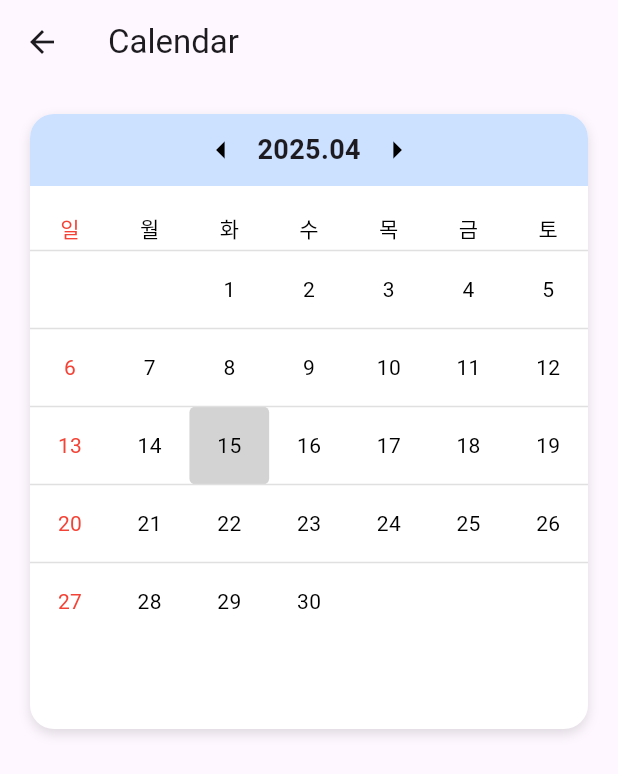
After one commit to yundal8755/cool_widget, a Flutter app: the CalendarPage screen opened by its route, on a phone screen of 412 x 824 dp. The commit adds this screen. Shown: the top 774 px of the screen. Run offline on Flutter 3.47's test engine with Material 3 defaults, Android fonts, the phone set to English and light mode, and no system bars; drawn by our look-alikes of table_calendar; our stand-ins replace cached_network_image, flutter_bounceable, flutter_svg, gap, image_picker; missing offline and left inert: bounce_tapper.

Commit message:
feature : calendar component 구현

```diff
--- a/lib/main.dart
+++ b/lib/main.dart
@@ -2,6 +2,7 @@ import 'package:cool_widget/presentation/pages/accodian/accodian_page.dart';
 import 'package:cool_widget/presentation/pages/alert_dialog/alert_dialog_page.dart';
 import 'package:cool_widget/presentation/pages/avatar/avatar_page.dart';
 import 'package:cool_widget/presentation/pages/badge/badge_page.dart';
+import 'package:cool_widget/presentation/pages/calendar/calendar_page.dart';
 import 'package:cool_widget/presentation/pages/carousel/carousel_page.dart';
 import 'package:cool_widget/presentation/pages/dialog/dialog_page.dart';
 import 'package:cool_widget/presentation/pages/bottom_sheet/bottom_sheet_page.dart';
@@ -24,8 +25,13 @@ import 'package:cool_widget/presentation/pages/switch/switch_page.dart';
 import 'package:cool_widget/presentation/pages/tab_bar/tab_bar_page.dart';
 import 'package:cool_widget/presentation/pages/toggle_group/toggle_group_page.dart';
 import 'package:flutter/material.dart';
+import 'package:intl/date_symbol_data_local.dart';
 
-void main() {
+void main() async {
+  WidgetsFlutterBinding.ensureInitialized();
+
+  // 'ko_KR' 로케일에 대한 intl 날짜 형식 데이터를 로드
+  await initializeDateFormatting('ko_KR', null);
   runApp(const _App());
 }
 
@@ -36,6 +42,7 @@ class _App extends StatelessWidget {
   Widget build(BuildContext context) {
     return MaterialApp(
       debugShowCheckedModeBanner: false,
+      locale: const Locale('ko', 'KR'),
       title: 'Cool Widget',
       theme: ThemeData(
         colorScheme: ColorScheme.fromSeed(seedColor: Colors.deepPurple),
@@ -51,6 +58,7 @@ class _App extends StatelessWidget {
         '/Badge': (context) => const BadgePage(),
         '/BottomSheet': (context) => const BottomSheetPage(),
         '/Button': (context) => const ButtonPage(),
+        '/Calendar': (context) => const CalendarPage(),
         '/Carousel': (context) => const CarouselPage(),
         '/Dialog': (context) => const DialogPage(),
         '/Dropdown': (context) => const DropDownPage(),
--- /dev/null
+++ b/lib/presentation/components/calendar/cool_calendar_style.dart
@@ -0,0 +1,208 @@
+// cool_calendar_container_style.dart
+import 'package:flutter/material.dart';
+
+/// 캘린더 바깥 Container에 대한 스타일
+class CoolCalendarContainerStyle {
+  /// 배경색
+  final Color backgroundColor;
+
+  /// 모서리 둥글림
+  final double borderRadius;
+
+  /// 그림자 리스트
+  final List<BoxShadow> boxShadows;
+
+  /// decoration이 별도로 있다면 우선 적용
+  final Decoration? decoration;
+
+  const CoolCalendarContainerStyle({
+    this.backgroundColor = Colors.white,
+    this.borderRadius = 8.0,
+    this.boxShadows = const [],
+    this.decoration,
+  });
+
+  CoolCalendarContainerStyle copyWith({
+    Color? backgroundColor,
+    double? borderRadius,
+    List<BoxShadow>? boxShadows,
+    Decoration? decoration,
+  }) {
+    return CoolCalendarContainerStyle(
+      backgroundColor: backgroundColor ?? this.backgroundColor,
+      borderRadius: borderRadius ?? this.borderRadius,
+      boxShadows: boxShadows ?? this.boxShadows,
+      decoration: decoration ?? this.decoration,
+    );
+  }
+}
+
+/// TableCalendar의 HeaderStyle + headerTitleBuilder에 관련된 옵션
+class CoolCalendarHeaderStyle {
+  /// 헤더 배경색
+  final Color backgroundColor;
+
+  /// 헤더의 상하좌우 패딩, 마진 등
+  final EdgeInsets headerMargin;
+  final EdgeInsets headerPadding;
+
+  /// 제목(YYYY.MM) 텍스트 스타일
+  final TextStyle titleTextStyle;
+
+  /// 좌우 화살표 아이콘 색상, 크기
+  final Color iconColor;
+  final double iconSize;
+
+  /// 헤더 모서리 둥글림
+  final BorderRadius? borderRadius;
+
+  /// 기타 decoration 전체를 지정하고 싶다면
+  final BoxDecoration? decoration;
+
+  /// (추가) 헤더 높이 등등, 필요한 만큼 추가 가능
+
+  const CoolCalendarHeaderStyle({
+    this.backgroundColor = const Color(0xffcce0ff),
+    this.headerMargin = const EdgeInsets.only(bottom: 4),
+    this.headerPadding = const EdgeInsets.symmetric(vertical: 8),
+    this.titleTextStyle =
+        const TextStyle(fontSize: 16, fontWeight: FontWeight.bold),
+    this.iconColor = Colors.black,
+    this.iconSize = 24.0,
+    this.borderRadius,
+    this.decoration,
+  });
+
+  CoolCalendarHeaderStyle copyWith({
+    Color? backgroundColor,
+    EdgeInsets? headerMargin,
+    EdgeInsets? headerPadding,
+    TextStyle? titleTextStyle,
+    Color? iconColor,
+    double? iconSize,
+    BorderRadius? borderRadius,
+    BoxDecoration? decoration,
+  }) {
+    return CoolCalendarHeaderStyle(
+      backgroundColor: backgroundColor ?? this.backgroundColor,
+      headerMargin: headerMargin ?? this.headerMargin,
+      headerPadding: headerPadding ?? this.headerPadding,
+      titleTextStyle: titleTextStyle ?? this.titleTextStyle,
+      iconColor: iconColor ?? this.iconColor,
+      iconSize: iconSize ?? this.iconSize,
+      borderRadius: borderRadius ?? this.borderRadius,
+      decoration: decoration ?? this.decoration,
+    );
+  }
+}
+
+/// 요일 줄(월화수목금토일)의 텍스트 스타일
+class CoolCalendarDaysOfWeekStyle {
+  /// 평일 요일 텍스트 스타일
+  final TextStyle weekdayStyle;
+
+  /// 주말 요일 텍스트 스타일
+  final TextStyle weekendStyle;
+
+  /// 요일 줄 높이
+  final double daysOfWeekHeight;
+
+  /// (추가) 요일 텍스트에 적용할 padding
+  final EdgeInsets dowPadding;
+
+  const CoolCalendarDaysOfWeekStyle({
+    this.weekdayStyle = const TextStyle(color: Colors.black),
+    this.weekendStyle = const TextStyle(color: Colors.red),
+    this.daysOfWeekHeight = 28.0,
+    this.dowPadding = const EdgeInsets.all(0),
+  });
+
+  CoolCalendarDaysOfWeekStyle copyWith({
+    TextStyle? weekdayStyle,
+    TextStyle? weekendStyle,
+    double? daysOfWeekHeight,
+    EdgeInsets? dowPadding,
+  }) {
+    return CoolCalendarDaysOfWeekStyle(
+      weekdayStyle: weekdayStyle ?? this.weekdayStyle,
+      weekendStyle: weekendStyle ?? this.weekendStyle,
+      daysOfWeekHeight: daysOfWeekHeight ?? this.daysOfWeekHeight,
+      dowPadding: dowPadding ?? this.dowPadding,
+    );
+  }
+}
+
+
+/// 날짜 셀(오늘, 선택, 이벤트)에 대한 스타일
+class CoolCalendarCellStyle {
+  /// 오늘 날짜 배경 색
+  final Color todayColor;
+
+  /// 선택된 날짜 배경 색
+  final Color selectedColor;
+
+  /// 이벤트 날짜 배경 색
+  final Color eventColor;
+
+  /// 평일/주말 텍스트 스타일
+  final TextStyle weekdayTextStyle;
+  final TextStyle weekendTextStyle;
+
+  /// 오늘 날짜 텍스트 스타일
+  final TextStyle todayTextStyle;
+
+  /// 선택된 날짜 텍스트 스타일
+  final TextStyle selectedDayTextStyle;
+
+  /// 셀 높이(각 날짜 rowHeight)
+  final double rowHeight;
+
+  /// 모서리 둥글림
+  final double borderRadius;
+
+  /// TableCalendar의 outsideDaysVisible, tableBorder 등등도 이곳에서 관리 가능
+
+  /// (추가) 날짜 셀 내부 margin
+  final EdgeInsets cellMargin;
+
+  const CoolCalendarCellStyle({
+    this.todayColor = const Color(0xffd3d3d3),
+    this.selectedColor = const Color(0xff005bbf),
+    this.eventColor = const Color(0xff99ccff),
+    this.weekdayTextStyle = const TextStyle(color: Colors.black),
+    this.weekendTextStyle = const TextStyle(color: Colors.red),
+    this.todayTextStyle = const TextStyle(color: Colors.black),
+    this.selectedDayTextStyle = const TextStyle(color: Colors.white),
+    this.rowHeight = 48.0,
+    this.borderRadius = 4.0,
+
+    /// (추가) 기본값은 좌우 0
+    this.cellMargin = const EdgeInsets.all(0),
+  });
+
+  CoolCalendarCellStyle copyWith({
+    Color? todayColor,
+    Color? selectedColor,
+    Color? eventColor,
+    TextStyle? weekdayTextStyle,
+    TextStyle? weekendTextStyle,
+    TextStyle? todayTextStyle,
+    TextStyle? selectedDayTextStyle,
+    double? rowHeight,
+    double? borderRadius,
+    EdgeInsets? cellMargin,
+  }) {
+    return CoolCalendarCellStyle(
+      todayColor: todayColor ?? this.todayColor,
+      selectedColor: selectedColor ?? this.selectedColor,
+      eventColor: eventColor ?? this.eventColor,
+      weekdayTextStyle: weekdayTextStyle ?? this.weekdayTextStyle,
+      weekendTextStyle: weekendTextStyle ?? this.weekendTextStyle,
+      todayTextStyle: todayTextStyle ?? this.todayTextStyle,
+      selectedDayTextStyle: selectedDayTextStyle ?? this.selectedDayTextStyle,
+      rowHeight: rowHeight ?? this.rowHeight,
+      borderRadius: borderRadius ?? this.borderRadius,
+      cellMargin: cellMargin ?? this.cellMargin,
+    );
+  }
+}
--- /dev/null
+++ b/lib/presentation/components/calendar/cool_calendar_widget.dart
@@ -0,0 +1,265 @@
+// cool_calendar_widget.dart
+import 'package:cool_widget/presentation/components/calendar/cool_calendar_style.dart';
+import 'package:flutter/material.dart';
+import 'package:intl/intl.dart';
+import 'package:table_calendar/table_calendar.dart';
+
+/// 모듈화된 CoolCalendar 위젯
+class CoolCalendar extends StatefulWidget {
+  final Map<DateTime, List> events;
+  final Function(DateTime selectedDay, DateTime focusedDay)? onDaySelected;
+
+  /// 주간, 월간 등 포맷 변경 가능 여부
+  final bool allowFormatChange;
+
+  /// 달력이 처음 보여줄 날짜
+  final DateTime initialFocusedDay;
+
+  /// Header 부분 스타일
+  final CoolCalendarHeaderStyle headerStyle;
+
+  /// Container(바깥) 스타일
+  final CoolCalendarContainerStyle containerStyle;
+
+  /// 요일 줄 스타일
+  final CoolCalendarDaysOfWeekStyle daysOfWeekStyle;
+
+  /// 날짜 셀 스타일
+  final CoolCalendarCellStyle cellStyle;
+
+  /// 달력 포맷(월, 주, 2주 등)
+  final CalendarFormat initialCalendarFormat;
+
+  /// "일요일만 주말로" 등 활용하려면 weekendDays도 파라미터로 받을 수 있음
+  final List<int> weekendDays;
+
+  CoolCalendar({
+    super.key,
+    required this.events,
+    this.onDaySelected,
+    this.allowFormatChange = true,
+    DateTime? initialFocusedDay,
+
+    // 스타일 파라미터
+    this.headerStyle = const CoolCalendarHeaderStyle(),
+    this.containerStyle = const CoolCalendarContainerStyle(),
+    this.daysOfWeekStyle = const CoolCalendarDaysOfWeekStyle(),
+    this.cellStyle = const CoolCalendarCellStyle(),
+
+    // 기본 포맷, 주말 설정
+    this.initialCalendarFormat = CalendarFormat.month,
+    this.weekendDays = const [DateTime.sunday],
+  }) : initialFocusedDay = initialFocusedDay ?? DateTime.now();
+
+  @override
+  State<CoolCalendar> createState() => _CoolCalendarState();
+}
+
+class _CoolCalendarState extends State<CoolCalendar> {
+  late CalendarFormat _calendarFormat;
+  late DateTime _focusedDay;
+  DateTime? _selectedDay;
+
+  PageController? _pageController;
+
+  @override
+  void initState() {
+    super.initState();
+    _calendarFormat = widget.initialCalendarFormat;
+    _focusedDay = widget.initialFocusedDay;
+  }
+
+  @override
+  Widget build(BuildContext context) {
+    final contStyle = widget.containerStyle;
+    final header = widget.headerStyle;
+    final dowStyle = widget.daysOfWeekStyle;
+    final cell = widget.cellStyle;
+
+    return Container(
+      decoration: contStyle.decoration ??
+          BoxDecoration(
+            color: contStyle.backgroundColor,
+            borderRadius: BorderRadius.circular(contStyle.borderRadius),
+            boxShadow: contStyle.boxShadows,
+          ),
+      child: TableCalendar(
+        firstDay: DateTime(2000),
+        lastDay: DateTime(2100),
+        focusedDay: _focusedDay,
+        calendarFormat: _calendarFormat,
+
+        weekendDays: widget.weekendDays,
+        eventLoader: (date) {
+          final key = DateTime(date.year, date.month, date.day);
+          return widget.events[key] ?? [];
+        },
+
+        // onDaySelected
+        onDaySelected: (selectedDay, focusedDay) {
+          setState(() {
+            _selectedDay = selectedDay;
+            _focusedDay = focusedDay;
+          });
+          widget.onDaySelected?.call(selectedDay, focusedDay);
+        },
+        onFormatChanged: (format) {
+          if (widget.allowFormatChange) {
+            setState(() => _calendarFormat = format);
+          }
+        },
+        onPageChanged: (focusedDay) {
+          _focusedDay = focusedDay;
+        },
+        onCalendarCreated: (controller) {
+          _pageController = controller;
+        },
+
+        // ====================== HeaderStyle ======================
+        headerStyle: HeaderStyle(
+          titleCentered: true,
+          formatButtonVisible: false,
+          leftChevronVisible: false,
+          rightChevronVisible: false,
+
+          // 이 값은 headerTitleBuilder에서 직접 표시
+          titleTextFormatter: (_, __) => '',
+          headerMargin: header.headerMargin,
+          headerPadding: header.headerPadding,
+          decoration: header.decoration ??
+              BoxDecoration(
+                color: header.backgroundColor,
+                borderRadius: header.borderRadius,
+              ),
+        ),
+
+        // ====================== CalendarBuilders ======================
+        calendarBuilders: CalendarBuilders(
+          // (◀ YYYY.MM ▶)를 한 줄에 배치
+          headerTitleBuilder: (context, day) {
+            final year = day.year;
+            final month = day.month.toString().padLeft(2, '0');
+            final text = '$year.$month';
+
+            return Center(
+              child: Row(
+                mainAxisSize: MainAxisSize.min,
+                children: [
+                  IconButton(
+                    icon: Icon(Icons.arrow_left,
+                        color: header.iconColor, size: header.iconSize),
+                    onPressed: () {
+                      _pageController?.previousPage(
+                        duration: const Duration(milliseconds: 300),
+                        curve: Curves.easeOut,
+                      );
+                    },
+                  ),
+                  Text(
+                    text,
+                    style: header.titleTextStyle,
+                  ),
+                  IconButton(
+                    icon: Icon(Icons.arrow_right,
+                        color: header.iconColor, size: header.iconSize),
+                    onPressed: () {
+                      _pageController?.nextPage(
+                        duration: const Duration(milliseconds: 300),
+                        curve: Curves.easeOut,
+                      );
+                    },
+                  ),
+                ],
+              ),
+            );
+          },
+
+          dowBuilder: (context, day) {
+            // day.weekday == 1 => 월요일
+            // intl 사용 -> "월", "화", "수", "목", "금", "토", "일" 형태로
+            final shortName = DateFormat.E('ko_KR').format(day);
+            // 필요에 따라 E, EEE, EEEE 등 패턴 조정 가능
+            // E('ko_KR'): "월"
+            // EEEE('ko_KR'): "월요일"
+
+            final isWeekend = widget.weekendDays.contains(day.weekday);
+
+            return Container(
+              padding: dowStyle.dowPadding, // 기존 스타일로부터 패딩 적용
+              alignment: Alignment.center,
+              child: Text(
+                shortName,
+                style:
+                    isWeekend ? dowStyle.weekendStyle : dowStyle.weekdayStyle,
+              ),
+            );
+          },
+
+          // 이벤트 날짜에 점 대신 사각형 배경
+          defaultBuilder: (context, date, _) {
+            if (isSameDay(date, _selectedDay)) return null;
+            if (isSameDay(date, DateTime.now())) return null;
+
+            final normalized = DateTime(date.year, date.month, date.day);
+            final hasEvent = widget.events[normalized]?.isNotEmpty ?? false;
+            if (hasEvent) {
+              return Container(
+                margin: const EdgeInsets.all(4),
+                decoration: BoxDecoration(
+                  color: cell.eventColor,
+                  borderRadius: BorderRadius.circular(cell.borderRadius),
+                ),
+                child: Center(
+                  child: Text(
+                    '${date.day}',
+                    style: _isSunday(date)
+                        ? cell.weekendTextStyle
+                        : cell.weekdayTextStyle,
+                  ),
+                ),
+              );
+            }
+            return null; // 기본 렌더링
+          },
+        ),
+
+        // ====================== DaysOfWeekStyle ======================
+        daysOfWeekStyle: DaysOfWeekStyle(
+          weekdayStyle: dowStyle.weekdayStyle,
+          weekendStyle: dowStyle.weekendStyle,
+        ),
+        daysOfWeekHeight: dowStyle.daysOfWeekHeight,
+
+        // ====================== CalendarStyle(날짜 셀) ======================
+        calendarStyle: CalendarStyle(
+          outsideDaysVisible: false,
+          defaultTextStyle: cell.weekdayTextStyle,
+          weekendTextStyle: cell.weekendTextStyle,
+
+          todayDecoration: BoxDecoration(
+            color: cell.todayColor,
+            borderRadius: BorderRadius.circular(cell.borderRadius),
+          ),
+          todayTextStyle: cell.todayTextStyle,
+
+          selectedDecoration: BoxDecoration(
+            color: cell.selectedColor,
+            borderRadius: BorderRadius.circular(cell.borderRadius),
+          ),
+          selectedTextStyle: cell.selectedDayTextStyle,
+          cellMargin: cell.cellMargin,
+
+          // 테이블 줄 선, 등등 필요하다면 추가
+          tableBorder: TableBorder(
+            horizontalInside: BorderSide(
+              color: Colors.grey.shade300,
+              width: 1,
+            ),
+          ),
+        ),
+      ),
+    );
+  }
+
+  bool _isSunday(DateTime date) => date.weekday == DateTime.sunday;
+}
--- a/lib/presentation/home_view_model.dart
+++ b/lib/presentation/home_view_model.dart
@@ -14,6 +14,7 @@ class HomeViewModel extends ChangeNotifier {
     "Badge",
     "BottomSheet",
     "Button",
+    "Calendar",
     "Carousel",
     "Dialog",
     "Drawer",
@@ -48,8 +49,8 @@ class HomeViewModel extends ChangeNotifier {
     "Stepper",
   ];
 
-  List<String> get completedWidgetNames => widgetNames.sublist(0, 25);
-  List<String> get incompleteWidgetNames => widgetNames.sublist(25);
+  List<String> get completedWidgetNames => widgetNames.sublist(0, 26);
+  List<String> get incompleteWidgetNames => widgetNames.sublist(26);
 
   ///
   /// 위젯 이름에 알맞게 라우팅
--- /dev/null
+++ b/lib/presentation/pages/calendar/calendar_page.dart
@@ -0,0 +1,77 @@
+// calendar_page.dart
+import 'package:cool_widget/presentation/components/calendar/cool_calendar_style.dart';
+import 'package:cool_widget/presentation/components/calendar/cool_calendar_widget.dart';
+import 'package:flutter/material.dart';
+
+class CalendarPage extends StatelessWidget {
+  const CalendarPage({super.key});
+
+  @override
+  Widget build(BuildContext context) {
+    final myEvents = {
+      DateTime(2025, 4, 20): [],
+    };
+
+    // 1) Container 전체 스타일
+    const containerStyle = CoolCalendarContainerStyle(
+      backgroundColor: Colors.white,
+      borderRadius: 16.0,
+      boxShadows: [
+        BoxShadow(
+          color: Colors.black12,
+          offset: Offset(0, 3),
+          blurRadius: 6,
+        ),
+      ],
+    );
+
+    // 2) Header 스타일
+    const headerStyle = CoolCalendarHeaderStyle(
+      backgroundColor: Color(0xffcce0ff),
+      titleTextStyle: TextStyle(fontSize: 18, fontWeight: FontWeight.bold),
+      iconColor: Colors.black,
+      iconSize: 28.0,
+      headerMargin: EdgeInsets.only(bottom: 13),
+      headerPadding: EdgeInsets.symmetric(vertical: 0),
+      borderRadius: BorderRadius.only(
+        topLeft: Radius.circular(16),
+        topRight: Radius.circular(16),
+      ),
+    );
+
+    // 3) 요일 줄 스타일
+    const daysOfWeekStyle = CoolCalendarDaysOfWeekStyle(
+      weekdayStyle: TextStyle(color: Colors.black),
+      weekendStyle: TextStyle(color: Colors.red),
+      daysOfWeekHeight: 30.0,
+    );
+
+    // 4) 날짜 셀 스타일
+    const cellStyle = CoolCalendarCellStyle(
+      todayColor: Color(0xffd3d3d3),
+      selectedColor: Color(0xff005bbf),
+      eventColor: Color(0xff99ccff),
+    );
+
+    return Scaffold(
+      appBar: AppBar(
+        title: const Text('Calendar'),
+      ),
+      body: Container(
+        height: 410,
+        margin: const EdgeInsets.all(20.0),
+        child: CoolCalendar(
+          events: myEvents,
+          containerStyle: containerStyle,
+          headerStyle: headerStyle,
+          daysOfWeekStyle: daysOfWeekStyle,
+          cellStyle: cellStyle,
+          initialFocusedDay: DateTime.now(),
+          allowFormatChange: false,
+          weekendDays: const [DateTime.sunday], // 일요일만 주말
+          onDaySelected: (selected, focused) {},
+        ),
+      ),
+    );
+  }
+}
--- a/pubspec.yaml
+++ b/pubspec.yaml
@@ -21,6 +21,8 @@ dependencies:
   bounce_tapper: ^1.1.4
   shadcn_flutter: ^0.0.23
   gap: ^3.0.1
+  table_calendar: ^3.2.0
+  intl: ^0.20.2
 
 dev_dependencies:
   flutter_lints: ^4.0.0
```
Also changed, not shown: pubspec.lock.
